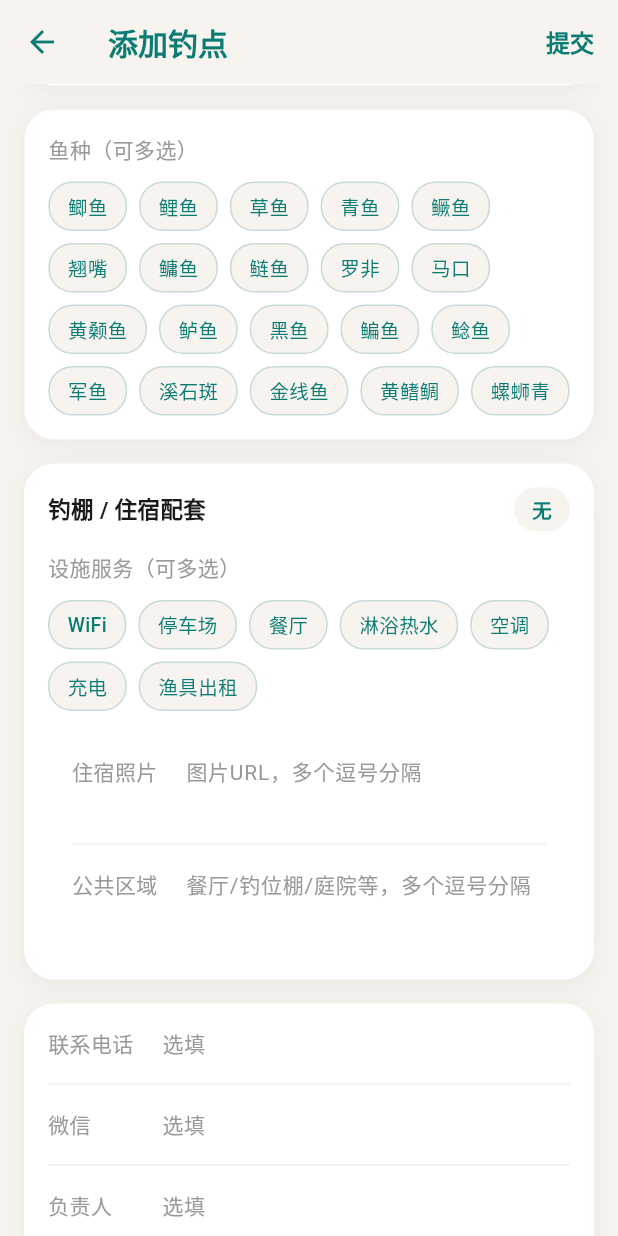
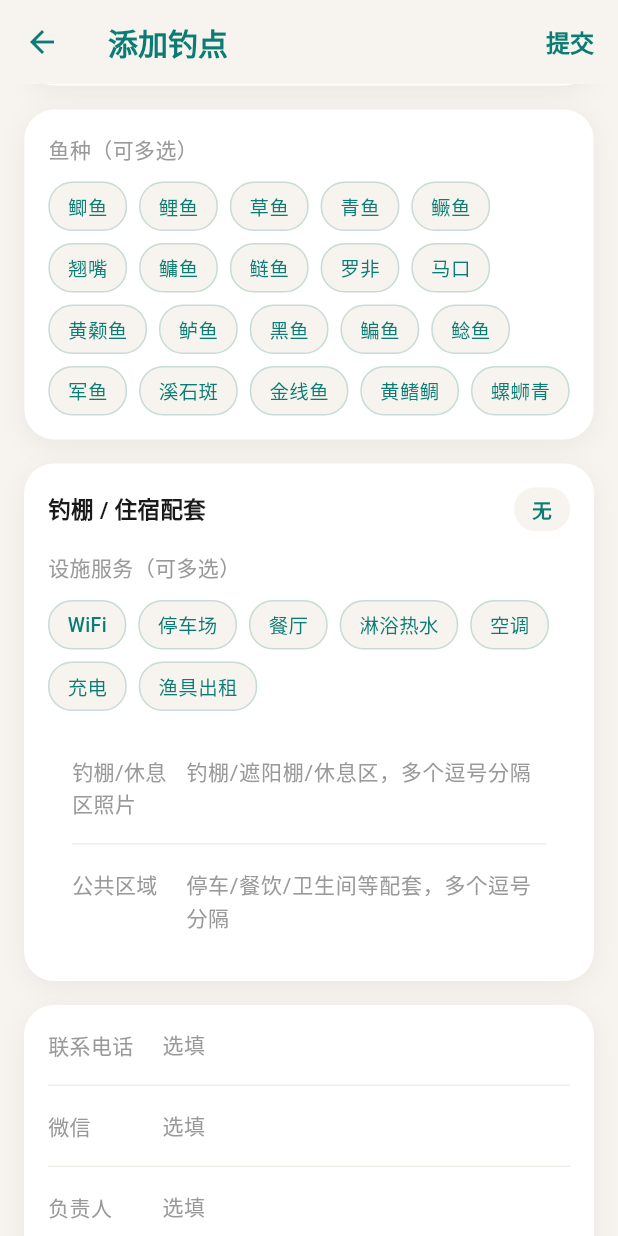
Before and after one commit to overhead-218/moyuquan, a Flutter app: the SpotSubmitPage screen opened directly, scrolled down 576 dp, on a phone screen of 412 x 824 dp. Run offline on Flutter 3.47's test engine with Material 3 defaults, Android fonts, the light colour scheme and no system bars; our stand-ins replace image_picker.

Commit message:
fix: dynamic lodging photo labels based on hasLodging toggle

```diff
--- a/lib/pages/spot_submit_page.dart
+++ b/lib/pages/spot_submit_page.dart
@@ -317,9 +317,19 @@ class _SpotSubmitPageState extends State<SpotSubmitPage> {
                       }).toList(),
                     ),
                     const SizedBox(height: 14),
-                    _buildField(label: '住宿照片', ctrl: _accImgCtrl, hint: '图片URL，多个逗号分隔', maxLines: 2),
+                    _buildField(
+                      label: _hasLodging ? '住宿照片' : '钓棚/休息区照片',
+                      ctrl: _accImgCtrl,
+                      hint: _hasLodging ? '图片URL，多个逗号分隔' : '钓棚/遮阳棚/休息区，多个逗号分隔',
+                      maxLines: 2,
+                    ),
                     _buildDivider(),
-                    _buildField(label: '公共区域', ctrl: _commonImgCtrl, hint: '餐厅/钓位棚/庭院等，多个逗号分隔', maxLines: 2),
+                    _buildField(
+                      label: '公共区域',
+                      ctrl: _commonImgCtrl,
+                      hint: _hasLodging ? '餐厅/钓位棚/庭院等，多个逗号分隔' : '停车/餐饮/卫生间等配套，多个逗号分隔',
+                      maxLines: 2,
+                    ),
                   ],
                 ),
               ),
```
